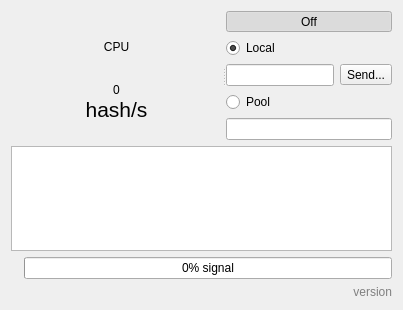
First picture: the form in alethone/AlethOne.ui, repository ethereum/alethzero, before the edit.
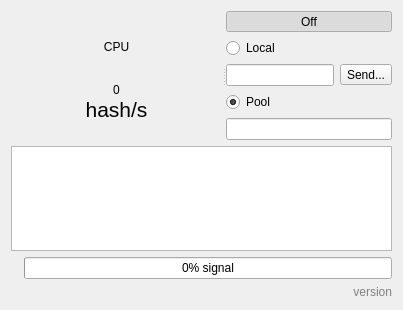
Second picture: the form after the edit. Icons and pictures are not drawn. Custom widgets are drawn as their Qt base class.

What changed in the file:
```diff
--- a/alethone/AlethOne.ui
+++ b/alethone/AlethOne.ui
@@ -145,7 +145,7 @@
           <string>Local</string>
          </property>
          <property name="checked">
-          <bool>true</bool>
+          <bool>false</bool>
          </property>
          <attribute name="buttonGroup">
           <string notr="true">buttonGroup</string>
@@ -172,12 +172,12 @@
        </item>
        <item>
         <widget class="QRadioButton" name="pool">
-         <property name="enabled">
-          <bool>true</bool>
-         </property>
          <property name="text">
           <string>Pool</string>
          </property>
+         <property name="checked">
+          <bool>true</bool>
+         </property>
          <attribute name="buttonGroup">
           <string notr="true">buttonGroup</string>
          </attribute>
```
Left out of the diff: 6 changed lines with no effect on the pictures.
